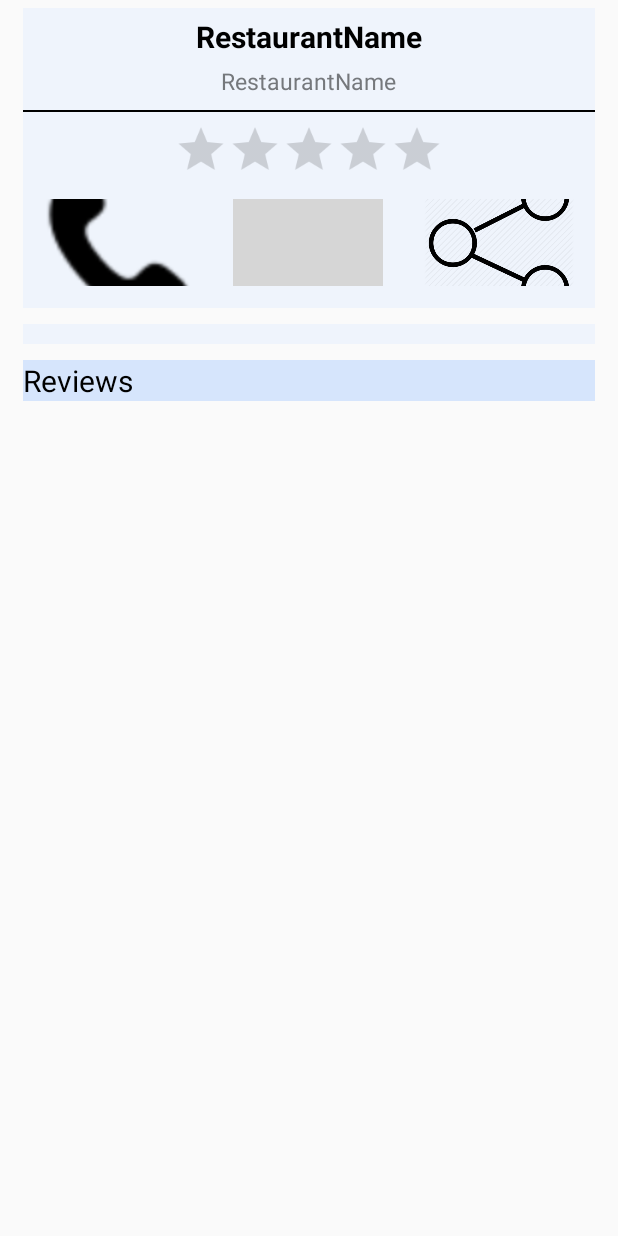
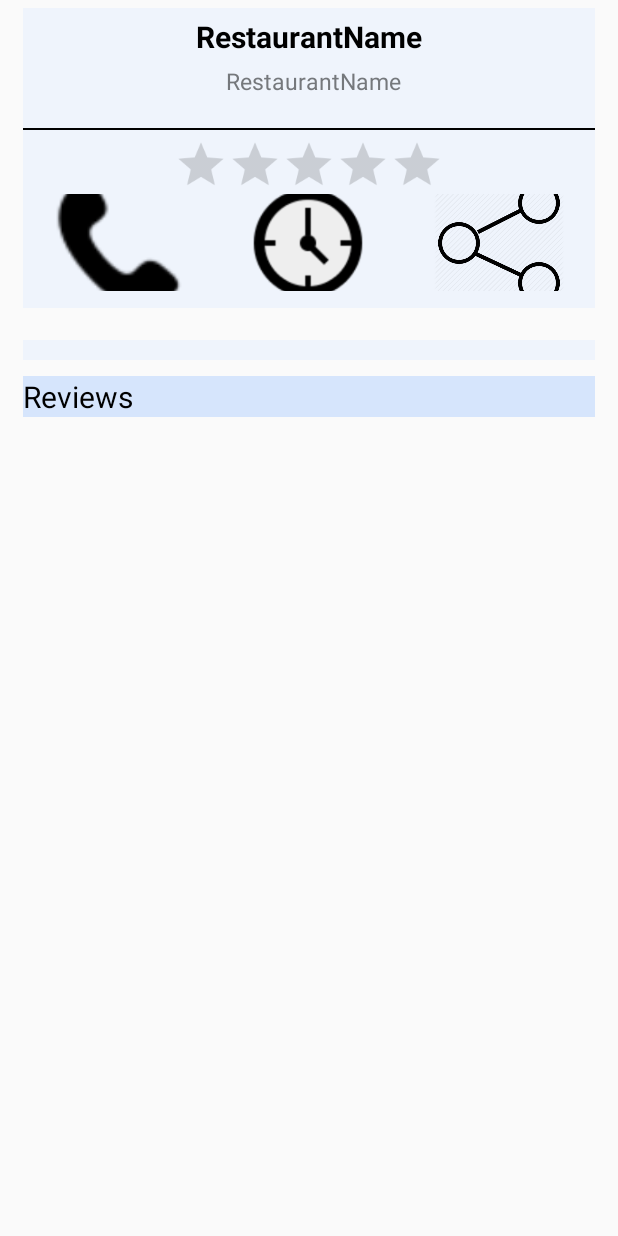
Before and after one commit to rpadma/EAT-AT-SFO, an Android app: the RestaurantActivity screen opened directly, with no data from a screen before it, on a phone screen of 412 x 824 dp. Run offline under Robolectric (Android 15) with nearby library versions, the phone set to English and light mode, and no system bars; our stand-ins replace ButterKnife, Picasso; libraries missing offline, so code that uses them is left out: com.jakewharton.retrofit2; pictures from the network do not load; 3 statements that could not run were skipped; grey boxes are pictures that could not be loaded.

Commit message:
Added restaurant open timing

```diff
--- a/app/build.gradle
+++ b/app/build.gradle
@@ -45,4 +45,6 @@ dependencies {
     compile 'com.sa90.materialarcmenu:library:1.5.0'
     compile 'com.android.support:design:26.1.0'
     implementation 'com.github.PhilJay:MPAndroidChart:v3.0.3'
+
+
 }
--- a/app/src/main/java/com/mandb/rohitpadma/eat_at_sfo/RestaurantActivity.java
+++ b/app/src/main/java/com/mandb/rohitpadma/eat_at_sfo/RestaurantActivity.java
@@ -25,6 +25,7 @@ import android.widget.Toast;
 
 import com.mandb.rohitpadma.eat_at_sfo.adapter.Imagedapter;
 import com.mandb.rohitpadma.eat_at_sfo.adapter.ReviewAdapter;
+import com.mandb.rohitpadma.eat_at_sfo.adapter.TimeAdapter;
 import com.mandb.rohitpadma.eat_at_sfo.basemodel.RestaurantPresenterImpl;
 import com.mandb.rohitpadma.eat_at_sfo.baseview.RestaurantView;
 import com.mandb.rohitpadma.eat_at_sfo.constant.AppConfiguration;
@@ -60,7 +61,11 @@ public class RestaurantActivity extends AppCompatActivity implements RestaurantV
     RecyclerView photolist;
     @BindView(R.id.RestaurantAddress)
     TextView raddress;
+    @BindView(R.id.RestaurantTimings)
+    ListView timinglist;
+
     ReviewAdapter ra;
+    TimeAdapter ta;
 
     AlertDialog dialog;
 
@@ -81,7 +86,6 @@ public class RestaurantActivity extends AppCompatActivity implements RestaurantV
         }
 
         restaurantPresenter=new RestaurantPresenterImpl(this);
-
         restaurantPresenter.fetchRestaurantdata(result.getPlaceId());
 
 
@@ -103,6 +107,11 @@ public class RestaurantActivity extends AppCompatActivity implements RestaurantV
         rrating.setRating(Float.valueOf(restaurant.getResult().getRating()));
         raddress.setText(restaurant.getResult().getFormatted_address());
 
+
+        ta=new TimeAdapter(this,R.layout.childtimingview,restaurant.getResult().getOpening_hours().getWeekday_text());
+        ta.setNotifyOnChange(true);
+        timinglist.setAdapter(ta);
+
         ra = new ReviewAdapter(this, R.layout.childreviewlayout,restaurant.getResult().getReviews());
         ra.setNotifyOnChange(true);
         reviewlist.setAdapter(ra);
@@ -120,6 +129,8 @@ public class RestaurantActivity extends AppCompatActivity implements RestaurantV
 
 
     }
+
+
 
 
     @OnClick(R.id.RestaurantContact)
--- a/app/src/main/java/com/mandb/rohitpadma/eat_at_sfo/baseview/RestaurantView.java
+++ b/app/src/main/java/com/mandb/rohitpadma/eat_at_sfo/baseview/RestaurantView.java
@@ -18,4 +18,6 @@ public interface RestaurantView {
     public void showToastMessage(String message);
 
 
+
+
 }
--- a/app/src/main/res/layout/activity_restaurant.xml
+++ b/app/src/main/res/layout/activity_restaurant.xml
@@ -8,6 +8,7 @@
     android:orientation="vertical"
     >
 
+
     <include layout="@layout/content_restaurant"></include>
 
 </android.support.constraint.ConstraintLayout>
--- a/app/src/main/res/layout/content_restaurant.xml
+++ b/app/src/main/res/layout/content_restaurant.xml
@@ -1,4 +1,5 @@
 <?xml version="1.0" encoding="utf-8"?>
+
 <LinearLayout
     xmlns:android="http://schemas.android.com/apk/res/android"
     xmlns:app="http://schemas.android.com/apk/res-auto"
@@ -19,12 +20,12 @@
         android:orientation="vertical"
         android:background="#eff4fc"
         app:layout_constraintVertical_bias="0.06"
-        android:weightSum="2.6"
+        android:weightSum="1.8"
         >
         <LinearLayout
             android:layout_width="wrap_content"
             android:layout_height="0dp"
-            android:layout_weight=".8"
+            android:layout_weight=".7"
             android:layout_gravity="center"
             android:orientation="vertical"
             >
@@ -34,7 +35,7 @@
                 android:id="@+id/RestaurantName"
                 android:text="RestaurantName"
                 android:textStyle="bold"
-             android:textSize="20dp"
+                android:textSize="20dp"
                 android:textColor="#000000"
                 android:padding="5dp"
                 android:layout_gravity="center"
@@ -48,18 +49,19 @@
                 android:textSize="15dp"
                 android:textColor="#75787c"
                 android:layout_gravity="center"
+                android:layout_marginLeft="3dp"
                 />
 
         </LinearLayout>
         <View
             android:layout_width="match_parent"
             android:layout_height="1dp"
-            android:layout_marginTop="10dp"
+            android:layout_marginTop="5dp"
             android:background="@android:color/black" />
         <LinearLayout
             android:layout_width="wrap_content"
             android:layout_height="0dp"
-            android:layout_weight=".8"
+            android:layout_weight=".4"
             android:orientation="vertical"
             android:layout_gravity="center"
             >
@@ -79,7 +81,7 @@
         <LinearLayout
             android:layout_width="match_parent"
             android:layout_height="0dp"
-            android:layout_weight=".8"
+            android:layout_weight=".6"
             android:layout_gravity="center"
             android:orientation="horizontal"
             android:weightSum="3"
@@ -93,9 +95,8 @@
                 >
 
             <ImageView
-                android:layout_width="150px"
-
-                android:layout_height="150px"
+                android:layout_width="130px"
+                android:layout_height="130px"
                 android:src="@drawable/call"
                 android:layout_gravity="center"
                 android:id="@+id/RestaurantContact"
@@ -112,9 +113,9 @@
                 >
 
             <ImageView
-                android:layout_width="150px"
-                android:layout_height="150px"
-                android:src="@drawable/locationmarker"
+                android:layout_width="130px"
+                android:layout_height="130px"
+                android:src="@drawable/watch"
                 android:id="@+id/RestaurantLocation"
                 />
             </LinearLayout>
@@ -126,9 +127,9 @@
                 android:layout_gravity="center"
                 >
             <ImageView
-                android:layout_width="150px"
+                android:layout_width="130px"
                 android:id="@+id/RestaurantShare"
-                android:layout_height="150px"
+                android:layout_height="130px"
                 android:src="@drawable/share"
                 />
             </LinearLayout>
@@ -136,11 +137,27 @@
 
 
 
-
-
     </LinearLayout>
 
 
+    <LinearLayout
+
+        android:layout_width="wrap_content"
+        android:layout_height="wrap_content"
+        android:layout_marginLeft="15dp"
+        android:layout_marginRight="15dp"
+        android:layout_marginTop="5dp"
+        android:layout_marginBottom="5dp"
+        android:orientation="vertical"
+        android:background="#eff4fc"
+        android:id="@+id/timelayout"
+        >
+   <ListView
+       android:layout_width="match_parent"
+       android:layout_height="wrap_content"
+       android:id="@+id/RestaurantTimings"
+       ></ListView>
+    </LinearLayout>
 
     <LinearLayout
 
@@ -184,7 +201,6 @@
             android:layout_width="match_parent"
             android:layout_height="wrap_content"
             android:text="Reviews"
-
             android:background="#d6e5fc"
             android:textSize="20dp"
             android:textColor="@android:color/black"
--- a/app/src/main/res/layout/imagelayout.xml
+++ b/app/src/main/res/layout/imagelayout.xml
@@ -30,7 +30,7 @@ android:id="@+id/ivprevious"
         </LinearLayout>
         <LinearLayout
             android:layout_width="0dp"
-            android:layout_height="wrap_content"
+            android:layout_height="match_parent"
             android:layout_weight="5"
             >
 
--- a/app/src/main/res/values/colors.xml
+++ b/app/src/main/res/values/colors.xml
@@ -3,4 +3,5 @@
     <color name="colorPrimary">#3F51B5</color>
     <color name="colorPrimaryDark">#303F9F</color>
     <color name="colorAccent">#4286f4</color>
+    <color name="highlight">#e5eefc</color>
 </resources>
```
Also changed, not shown: app/src/main/java/com/mandb/rohitpadma/eat_at_sfo/adapter/Imagedapter.java (+4 -4 lines), app/src/main/java/com/mandb/rohitpadma/eat_at_sfo/adapter/TimeAdapter.java (added, +83 -0 lines), app/src/main/java/com/mandb/rohitpadma/eat_at_sfo/util/Utility.java (+13 -0 lines), app/src/main/res/drawable/imageloading.xml (added, +7 -0 lines), app/src/main/res/layout/childtimingview.xml (added, +19 -0 lines), app/src/main/res/drawable/progressimg.png (added), app/src/main/res/drawable/watch.png (added).
